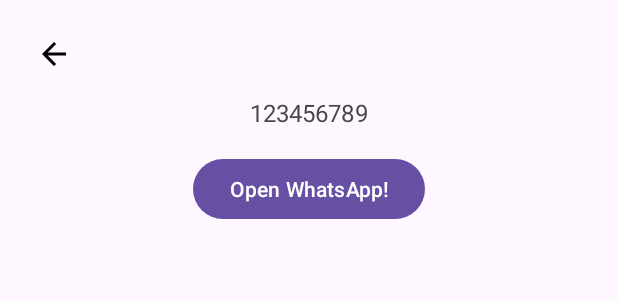
After one commit to nivleking/F-AND24001121-synergy7-kel-challenge2-ch1, an Android app: the layout activity_second_page.xml on its own in the app's theme, with its tools: preview values and no code run, on a phone screen of 412 x 824 dp. The commit adds this screen. Shown: the top 300 px of the screen. Run offline under Robolectric (Android 15) with nearby library versions, the phone set to English and light mode, and no system bars.

Commit message:
feat: intent parcelable and open WA

```diff
--- a/app/build.gradle.kts
+++ b/app/build.gradle.kts
@@ -1,6 +1,7 @@
 plugins {
     id("com.android.application")
     id("org.jetbrains.kotlin.android")
+    id("kotlin-parcelize")
 }
 
 android {
@@ -41,6 +42,7 @@ dependencies {
     implementation("androidx.appcompat:appcompat:1.6.1")
     implementation("com.google.android.material:material:1.11.0")
     implementation("androidx.constraintlayout:constraintlayout:2.1.4")
+    implementation("androidx.activity:activity:1.8.0")
     testImplementation("junit:junit:4.13.2")
     androidTestImplementation("androidx.test.ext:junit:1.1.5")
     androidTestImplementation("androidx.test.espresso:espresso-core:3.5.1")
--- /dev/null
+++ b/app/src/main/res/drawable/baseline_arrow_forward_24.xml
@@ -0,0 +1,5 @@
+<vector xmlns:android="http://schemas.android.com/apk/res/android" android:autoMirrored="true" android:height="24dp" android:tint="#000000" android:viewportHeight="24" android:viewportWidth="24" android:width="24dp">
+
+    <path android:fillColor="@android:color/white" android:pathData="M12,4l-1.41,1.41L16.17,11H4v2h12.17l-5.58,5.59L12,20l8,-8z"/>
+
+</vector>
--- /dev/null
+++ b/app/src/main/res/layout/activity_second_page.xml
@@ -0,0 +1,56 @@
+<?xml version="1.0" encoding="utf-8"?>
+<androidx.constraintlayout.widget.ConstraintLayout xmlns:android="http://schemas.android.com/apk/res/android"
+    xmlns:app="http://schemas.android.com/apk/res-auto"
+    xmlns:tools="http://schemas.android.com/tools"
+    android:layout_width="match_parent"
+    android:layout_height="match_parent"
+    tools:context=".SecondPage">
+
+    <ImageView
+        android:id="@+id/backButton"
+        android:layout_width="wrap_content"
+        android:layout_height="wrap_content"
+        android:layout_marginStart="24dp"
+        android:layout_marginTop="24dp"
+        android:scaleX="-1"
+
+        android:src="@drawable/baseline_arrow_forward_24"
+
+        app:layout_constraintStart_toStartOf="parent"
+        app:layout_constraintTop_toTopOf="parent" />
+
+    <com.google.android.material.textview.MaterialTextView
+        android:id="@+id/totalTip"
+        android:layout_width="wrap_content"
+        android:layout_height="wrap_content"
+        android:layout_marginTop="64dp"
+        android:text="123456789"
+
+        android:textSize="16sp"
+        app:layout_constraintEnd_toEndOf="parent"
+        app:layout_constraintStart_toStartOf="parent"
+        app:layout_constraintTop_toTopOf="parent" />
+
+    <com.google.android.material.button.MaterialButton
+        android:id="@+id/openWhatsApp"
+        android:layout_width="wrap_content"
+        android:layout_height="wrap_content"
+        android:layout_marginTop="16dp"
+        android:text="Open WhatsApp!"
+
+        app:layout_constraintEnd_toEndOf="parent"
+        app:layout_constraintStart_toStartOf="parent"
+        app:layout_constraintTop_toBottomOf="@+id/totalTip" />
+
+    <!--    <com.google.android.material.textview.MaterialTextView-->
+    <!--        android:id="@+id/age"-->
+    <!--        android:layout_width="wrap_content"-->
+    <!--        android:layout_height="wrap_content"-->
+    <!--        android:text="123456789"-->
+
+    <!--        android:textSize="16sp"-->
+    <!--        app:layout_constraintEnd_toEndOf="parent"-->
+    <!--        app:layout_constraintStart_toStartOf="parent"-->
+    <!--        app:layout_constraintTop_toBottomOf="@+id/name" />-->
+
+</androidx.constraintlayout.widget.ConstraintLayout>
```
Also changed, not shown: app/src/main/AndroidManifest.xml (+6 -3 lines), app/src/main/java/com/binar/challenge2/MainActivity.kt (+8 -16 lines), app/src/main/java/com/binar/challenge2/Model/Tip.kt (added, +11 -0 lines), app/src/main/java/com/binar/challenge2/SecondPage.kt (added, +39 -0 lines), app/src/main/java/com/binar/challenge2/Tools/Extensions.kt (added, +11 -0 lines), app/src/main/res/values/strings.xml (added, +11 -0 lines), 1 other file.
